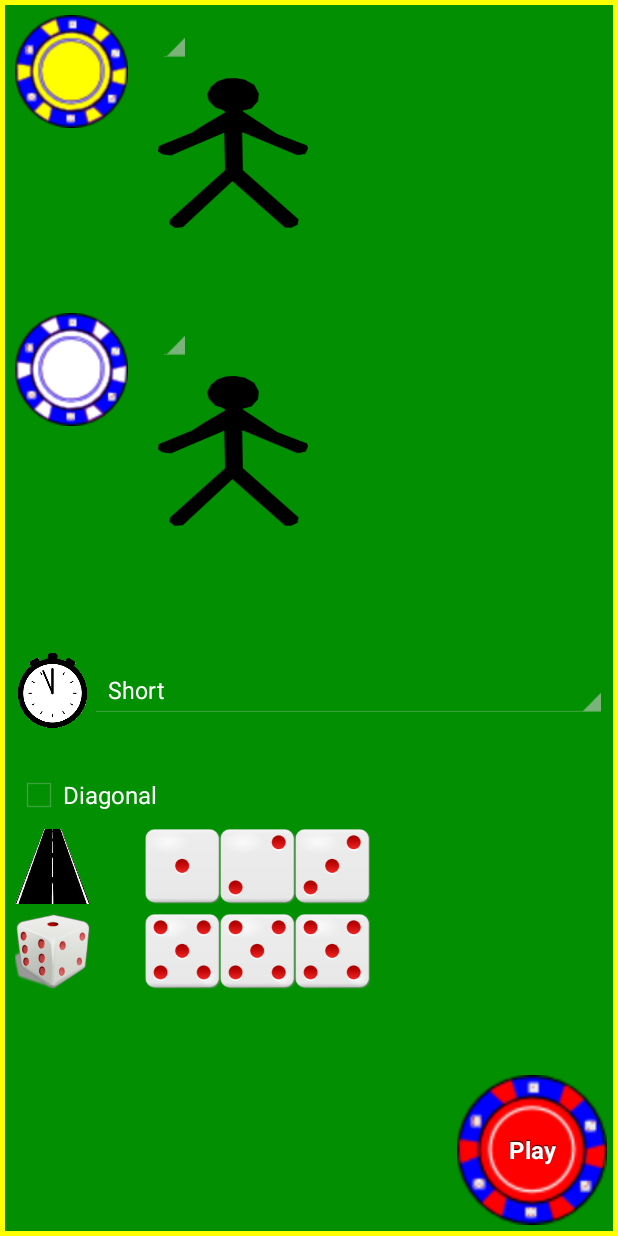
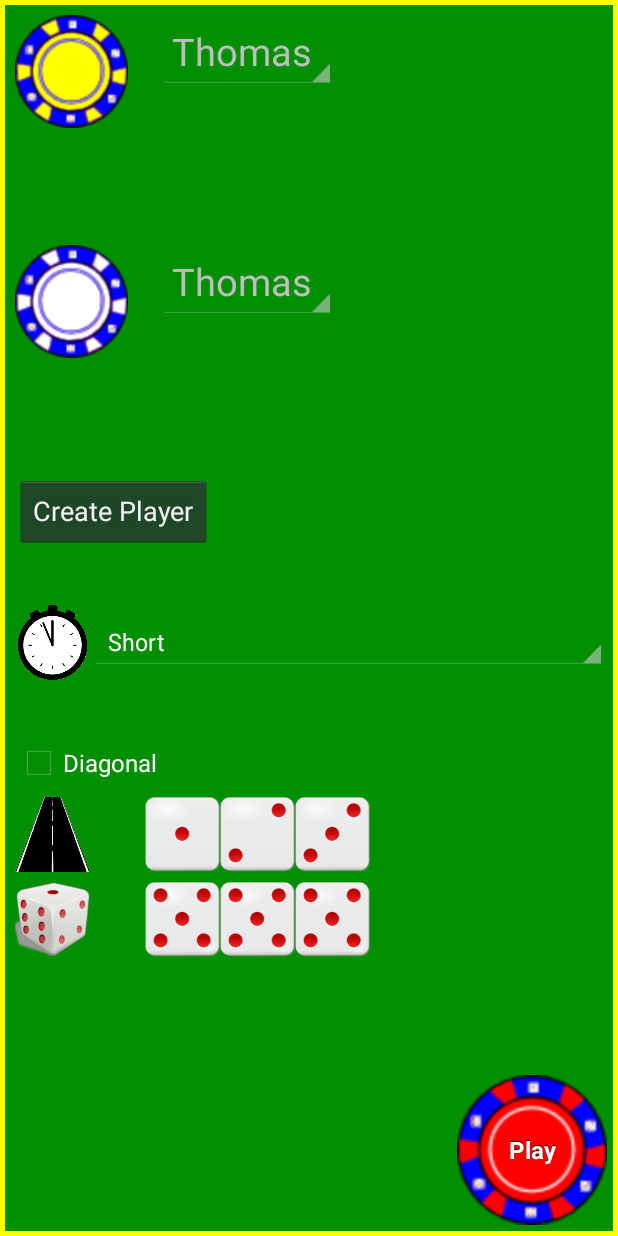
Before and after one commit to Runje/Dicy, an Android app: the screen it shows after launch (OptionActivity), after a tap on "Play", on a phone screen of 412 x 824 dp. Run offline under Robolectric (Android 15) with nearby library versions, the phone set to English and light mode, and no system bars.

Commit message:
Players can now be created

```diff
--- a/app/src/main/java/games/runje/dicy/OptionActivity.java
+++ b/app/src/main/java/games/runje/dicy/OptionActivity.java
@@ -1,7 +1,9 @@
 package games.runje.dicy;
 
 import android.app.Activity;
+import android.app.AlertDialog;
 import android.content.Context;
+import android.content.DialogInterface;
 import android.content.Intent;
 import android.content.SharedPreferences;
 import android.os.Bundle;
@@ -9,6 +11,7 @@ import android.view.View;
 import android.view.ViewGroup;
 import android.view.Window;
 import android.view.WindowManager;
+import android.widget.AdapterView;
 import android.widget.ArrayAdapter;
 import android.widget.CheckBox;
 import android.widget.EditText;
@@ -23,6 +26,7 @@ import java.util.ArrayList;
 import java.util.List;
 
 import games.runje.dicy.controller.CalcPointLimit;
+import games.runje.dicy.layouts.NamesArrayAdapter;
 import games.runje.dicy.layouts.StraightLayout;
 import games.runje.dicy.layouts.XOfAKindLayout;
 import games.runje.dicy.statistics.PlayerStatistic;
@@ -43,20 +47,14 @@ import games.runje.dicymodel.ai.Strategy;
  */
 public class OptionActivity extends Activity
 {
-    public static final String PlayingIntent = "Playing";
     public static final String Player1Intent = "Player1";
     public static final String Player2Intent = "Player2";
     public static final String LengthIntent = "Length";
     public static final String DiagonalIntent = "Diagonal";
     public static final String StraightIntent = "Straight";
     public static final String XOfAKindIntent = "XOfAKind";
-    public static final String Strategy1Intent = "Strategy1";
-    public static final String Strategy2Intent = "Strategy2";
     final static int MaxPlayers = 4;
     private static String PointLimitIntent = "PointLimit";
-    private EditText[] editPlayers = new EditText[MaxPlayers];
-    private CheckBox[] playingCb = new CheckBox[MaxPlayers];
-    private Spinner[] strategySpinner = new Spinner[MaxPlayers];
     private Spinner lengthSpinner;
     private Spinner player1Spinner;
     private Spinner player2Spinner;
@@ -65,6 +63,8 @@ public class OptionActivity extends Activity
     private StraightLayout straight;
     private XOfAKindLayout xOfAKind;
     private int size = 75;
+    private NamesArrayAdapter player1Adapter;
+    private NamesArrayAdapter player2Adapter;
 
     public static Rules getRulesFromBundle(Bundle bundle)
     {
@@ -133,28 +133,80 @@ public class OptionActivity extends Activity
         player1Spinner = (Spinner) findViewById(R.id.player1_name);
         StatisticManager manager = new SQLiteHandler(this);
         List<PlayerStatistic> players = manager.getAllPlayers();
-        List<String> l = new ArrayList<>();
-        for (PlayerStatistic player: players)
+        List<PlayerStatistic> players2 = new ArrayList<>();
+        for (int i = 0; i < players.size(); i++)
         {
-            l.add(player.getName());
+            PlayerStatistic playerStatistic = players.get(i);
+            players2.add(playerStatistic);
+
         }
+        player1Adapter = new NamesArrayAdapter(this, players, 1);
+        player2Adapter = new NamesArrayAdapter(this, players2, 0);
+        player1Spinner.setAdapter(player1Adapter);
+        player2Spinner = (Spinner) findViewById(R.id.player2_name);
+        player2Spinner.setAdapter(player2Adapter);
 
-        ArrayAdapter<String> adapter = new ArrayAdapter<String>(this, android.R.layout.simple_spinner_item, l);
-        adapter.setDropDownViewResource(android.R.layout.simple_spinner_dropdown_item);
-        player1Spinner.setAdapter(adapter);
+        player1Spinner.setOnItemSelectedListener(new AdapterView.OnItemSelectedListener()
+        {
+            @Override
+            public void onItemSelected(AdapterView<?> adapterView, View view, int i, long l)
+            {
+                player2Adapter.setSelectedOther(i);
+            }
 
-        player2Spinner = (Spinner) findViewById(R.id.player2_name);
-        List<String> l2 = new ArrayList<>();
-        for (PlayerStatistic player: players)
+            @Override
+            public void onNothingSelected(AdapterView<?> adapterView)
+            {
+
+            }
+        });
+
+
+        player2Spinner.setOnItemSelectedListener(new AdapterView.OnItemSelectedListener()
         {
-            l2.add(player.getName());
-        }
+            @Override
+            public void onItemSelected(AdapterView<?> adapterView, View view, int i, long l)
+            {
+                player1Adapter.setSelectedOther(i);
+            }
 
-        ArrayAdapter<String> adapter2 = new ArrayAdapter<String>(this, android.R.layout.simple_spinner_item, l);
-        adapter2.setDropDownViewResource(android.R.layout.simple_spinner_dropdown_item);
-        player2Spinner.setAdapter(adapter2);
+            @Override
+            public void onNothingSelected(AdapterView<?> adapterView)
+            {
+
+            }
+        });
     }
 
+    public void click_createPlayer(View v)
+    {
+        AlertDialog.Builder builder = new AlertDialog.Builder(this);
+        final View view = getLayoutInflater().inflate(R.layout.create_player_dialog, null);
+        builder.setView(view);
+// Add the buttons
+        builder.setPositiveButton("Create", new DialogInterface.OnClickListener() {
+            public void onClick(DialogInterface dialog, int id) {
+                // User clicked OK button
+                EditText editText = (EditText) view.findViewById(R.id.editText2);
+                String name = editText.getText().toString();
+                StatisticManager manager = new SQLiteHandler(OptionActivity.this);
+                PlayerStatistic player = manager.createPlayer(name, Strategy.Human);
+                player1Adapter.addPlayer(player);
+                player2Adapter.addPlayer(player);
+            }
+        });
+        builder.setNegativeButton("Cancel", new DialogInterface.OnClickListener()
+        {
+            public void onClick(DialogInterface dialog, int id)
+            {
+                // User cancelled the dialog
+            }
+        });
+        AlertDialog dialog = builder.create();
+        dialog.show();
+
+
+    }
     private View xOfAKind()
     {
         RelativeLayout l = new RelativeLayout(this);
@@ -233,19 +285,7 @@ public class OptionActivity extends Activity
 
     private void saveToBundle(Bundle intent)
     {
-        boolean[] playing = {true, true, false, false};
-
-
-        String[] players = {(String) player1Spinner.getSelectedItem(), (String) player2Spinner.getSelectedItem(), "", ""};
-
-        ToggleButton p1 = (ToggleButton) findViewById(R.id.player1_strategy);
-        String s1 = p1.isChecked() ? Strategy.Human : Strategy.Simple;
-        ToggleButton p2 = (ToggleButton) findViewById(R.id.player2_strategy);
-        String s2 = p2.isChecked() ? Strategy.Human : Strategy.Simple;
-        String[] strategies = {s1, s2, Strategy.Human, Strategy.Human};
-
-        intent.putBooleanArray(PlayingIntent, playing);
-        intent.putStringArray(Strategy1Intent, strategies);
+        String[] players = {((PlayerStatistic) player1Spinner.getSelectedItem()).getName(), ((PlayerStatistic) player2Spinner.getSelectedItem()).getName(), "", ""};
 
         intent.putStringArray(Player1Intent, players);
         intent.putString(LengthIntent, (String) lengthSpinner.getSelectedItem());
@@ -257,24 +297,14 @@ public class OptionActivity extends Activity
     private void saveToSharedPreferences()
     {
         Logger.logInfo(LogKey, "Save to shared preferences");
-        String[] players = {(String) player1Spinner.getSelectedItem(), (String) player2Spinner.getSelectedItem(), "", ""};
-
-        ToggleButton p1 = (ToggleButton) findViewById(R.id.player1_strategy);
-        String s1 = p1.isChecked() ? Strategy.Human : Strategy.Simple;
-        ToggleButton p2 = (ToggleButton) findViewById(R.id.player2_strategy);
-        String s2 = p2.isChecked() ? Strategy.Human : Strategy.Simple;
-        String[] strategies = {s1, s2, Strategy.Human, Strategy.Human};
+        String[] players = {((PlayerStatistic) player1Spinner.getSelectedItem()).getName(), ((PlayerStatistic) player2Spinner.getSelectedItem()).getName(), "", ""};
 
         SharedPreferences sharedPref = getSharedPreferences(getString(R.string.preference_file_key), Context.MODE_PRIVATE);
         SharedPreferences.Editor edit = sharedPref.edit();
 
-        edit.putString(Strategy1Intent, strategies[0]);
-        edit.putString(Strategy2Intent, strategies[1]);
-
         edit.putString(Player1Intent, players[0]);
         edit.putString(Player2Intent, players[1]);
         edit.putString(LengthIntent, (String) lengthSpinner.getSelectedItem());
-        Logger.logInfo(LogKey, (String) s1 + ", " + s2);
         edit.putBoolean(DiagonalIntent, diagonal.isChecked());
         edit.putInt(StraightIntent, straight.getLength());
         edit.putInt(XOfAKindIntent, xOfAKind.getLength());
@@ -289,27 +319,14 @@ public class OptionActivity extends Activity
 
         SharedPreferences sharedPreferences = getSharedPreferences(getString(R.string.preference_file_key), MODE_PRIVATE);
 
+        int p1 = getIndex(player1Spinner, sharedPreferences.getString(Player1Intent, "Player 1"));
+        int p2 = getIndex(player2Spinner, sharedPreferences.getString(Player2Intent, "Player 2"));
+        player1Spinner.setSelection(p1);
+        player2Spinner.setSelection(p2);
 
-        ToggleButton p1 = (ToggleButton) findViewById(R.id.player1_strategy);
-        ToggleButton p2 = (ToggleButton) findViewById(R.id.player2_strategy);
+        //player1Adapter.setSelectedOther(p2);
+        //player2Adapter.setSelectedOther(p1);
 
-        String[] strategies = new String[] { sharedPreferences.getString(Strategy1Intent, Strategy.Human),
-                sharedPreferences.getString(Strategy2Intent, Strategy.Human)};
-
-        Logger.logInfo(LogKey, (String) strategies[0] + ", " + strategies[1]);
-
-        boolean p1Checked = strategies[0].equals(Strategy.Human);
-        boolean p2Checked = strategies[1].equals(Strategy.Human);
-
-        p1.setChecked(p1Checked);
-        p2.setChecked(p2Checked);
-        p1.invalidate();
-        p2.invalidate();
-
-        //player1.setText(sharedPreferences.getString(Player1Intent, "Player 1"));
-        // TODO:
-        player1Spinner.setSelection(getIndex(player1Spinner, sharedPreferences.getString(Player1Intent, "Player 1")));
-        player2Spinner.setSelection(getIndex(player1Spinner, sharedPreferences.getString(Player2Intent, "Player 2")));
 
 
         String selectedItem = sharedPreferences.getString(LengthIntent, "Short");
@@ -339,7 +356,7 @@ public class OptionActivity extends Activity
         int index = 0;
 
         for (int i=0;i<spinner.getCount();i++){
-            if (spinner.getItemAtPosition(i).toString().equalsIgnoreCase(myString)){
+            if (((PlayerStatistic) spinner.getItemAtPosition(i)).getName().equals(myString)){
                 index = i;
                 break;
             }
@@ -383,40 +400,6 @@ public class OptionActivity extends Activity
 
     }
 
-    View createPlayerEdit(int number)
-    {
-        RelativeLayout l = new RelativeLayout(this);
-        EditText e = new EditText(this);
-        e.setText("Player " + (number + 1));
-        e.setId(Utilities.generateViewId());
-        l.addView(e);
-
-        editPlayers[number] = e;
-        CheckBox playing = new CheckBox(this);
-        playing.setId(Utilities.generateViewId());
-
-        RelativeLayout.LayoutParams p = ViewUtilities.createRelativeLayoutParams();
-        p.addRule(RelativeLayout.RIGHT_OF, e.getId());
-
-        l.addView(playing, p);
-        playingCb[number] = playing;
-
-        Spinner s = new Spinner(this);
-        s.setId(Utilities.generateViewId());
-        List<String> list = new ArrayList<>();
-        list.add(Strategy.Human);
-        list.add(Strategy.Simple);
-
-        ArrayAdapter<String> adapter = new ArrayAdapter<String>(this, android.R.layout.simple_spinner_item, list);
-        adapter.setDropDownViewResource(android.R.layout.simple_spinner_dropdown_item);
-        s.setAdapter(adapter);
-        strategySpinner[number] = s;
-
-        RelativeLayout.LayoutParams pS = ViewUtilities.createRelativeLayoutParams();
-        pS.addRule(RelativeLayout.RIGHT_OF, playing.getId());
-        l.addView(s, pS);
-        return l;
-    }
 
     @Override
     protected void onStart()
@@ -460,7 +443,6 @@ public class OptionActivity extends Activity
     @Override
     public void onBackPressed()
     {
-
         startActivity(new Intent(this, StartActivity.class));
     }
 
@@ -469,8 +451,6 @@ public class OptionActivity extends Activity
     {
 
         super.onRestoreInstanceState(savedInstanceState);
-
-
         Logger.logInfo(LogKey, "On Restore");
     }
 }
--- /dev/null
+++ b/app/src/main/java/games/runje/dicy/layouts/NamesArrayAdapter.java
@@ -0,0 +1,118 @@
+package games.runje.dicy.layouts;
+
+import android.app.Activity;
+import android.content.Context;
+import android.view.LayoutInflater;
+import android.view.View;
+import android.view.ViewGroup;
+import android.widget.ArrayAdapter;
+import android.widget.ImageView;
+import android.widget.TextView;
+
+import java.util.ArrayList;
+import java.util.List;
+
+import games.runje.dicy.OptionActivity;
+import games.runje.dicy.R;
+import games.runje.dicy.statistics.PlayerStatistic;
+import games.runje.dicymodel.Logger;
+import games.runje.dicymodel.ai.Strategy;
+
+/**
+ * Created by Thomas on 18.06.2015.
+ */
+public class NamesArrayAdapter extends ArrayAdapter<PlayerStatistic>
+{
+    private final List<PlayerStatistic> players;
+    private int selectedOther;
+
+    public NamesArrayAdapter(OptionActivity context, List<PlayerStatistic> players, int selectedOther)
+    {
+        super(context, R.layout.player_spinner_item, players);
+        this.players = new ArrayList<>();
+        for (PlayerStatistic p:players)
+        {
+            this.players.add(p);
+        }
+
+        this.selectedOther = selectedOther;
+    }
+
+    public int getSelectedOther()
+    {
+        return selectedOther;
+    }
+
+    public void setSelectedOther(int other)
+    {
+        Logger.logInfo("Names", "Set selcted other " + other);
+        /*PlayerStatistic playerStatistic = players.get(selectedOther);
+        boolean found = false;
+        for (int i = 0; i < getCount(); i++)
+        {
+            if (getItem(i).getName().equals(playerStatistic.getName()))
+            {
+                found = true;
+                break;
+            }
+        }
+
+        if (!found)
+        {
+            insert(playerStatistic, selectedOther);
+        }
+*/
+        selectedOther = other;
+        //remove(players.get(other));
+    }
+
+    @Override
+    public View getDropDownView(int position, View cnvtView, ViewGroup prnt) {
+        return getCustomView(position, cnvtView, prnt);
+    }
+    @Override
+    public View getView(int pos, View cnvtView, ViewGroup prnt) {
+        return getCustomView(pos, cnvtView, prnt);
+    }
+
+    @Override
+    public boolean isEnabled(int position)
+    {
+        return position != selectedOther;
+    }
+
+    @Override
+    public boolean areAllItemsEnabled()
+    {
+        return false;
+    }
+
+    public View getCustomView(int position, View convertView,
+                              ViewGroup parent) {
+        LayoutInflater inflater = ((Activity) getContext()).getLayoutInflater();
+        View mySpinner = inflater.inflate(R.layout.player_spinner_item, parent,
+                false);
+        TextView main_text = (TextView) mySpinner
+                .findViewById(R.id.textView);
+        main_text.setText(players.get(position).getName());
+
+
+        if (players.get(position).getStrategy().equals(Strategy.Human))
+        {
+            ImageView left_icon = (ImageView) mySpinner
+                    .findViewById(R.id.imageView);
+
+            left_icon.setVisibility(View.GONE);
+        }
+
+
+        return mySpinner;
+    }
+
+    public void addPlayer(PlayerStatistic player)
+    {
+        players.add(player);
+        add(player);
+        notifyDataSetChanged();
+    }
+}
--- a/app/src/main/java/games/runje/dicy/layouts/PlayerLayout.java
+++ b/app/src/main/java/games/runje/dicy/layouts/PlayerLayout.java
@@ -140,6 +140,7 @@ public class PlayerLayout extends RelativeLayout
         String pointString = "<font color=" + pointColor + ">" + Integer.toString(player.getPoints()) + "</font>";
 
         String playPoints = "";
+        progress.setFuturePoints(0);
         if (isPlaying)
         {
             startTurnAnimation();
--- a/app/src/main/java/games/runje/dicy/statistics/PlayerStatistic.java
+++ b/app/src/main/java/games/runje/dicy/statistics/PlayerStatistic.java
@@ -1,10 +1,18 @@
 package games.runje.dicy.statistics;
+
+import games.runje.dicymodel.ai.Strategy;
 
 /**
  * Created by Thomas on 15.06.2015.
  */
 public class PlayerStatistic
 {
+    public String getStrategy()
+    {
+        return strategy;
+    }
+
+    private final String strategy;
     private long games;
 
     private long wins;
@@ -34,11 +42,11 @@ public class PlayerStatistic
         this.id = id;
     }
 
-    public PlayerStatistic(long id, String name, long games, long wins)
+    public PlayerStatistic(long id, String name, long games, long wins, String strategy)
     {
         this.name = name;
         this.id = id;
-
+        this.strategy = strategy;
         this.games = games;
         this.wins = wins;
     }
@@ -68,7 +76,8 @@ public class PlayerStatistic
     public String toString()
     {
         return "PlayerStatistic{" +
-                "games=" + games +
+                "strategy='" + strategy + '\'' +
+                ", games=" + games +
                 ", wins=" + wins +
                 ", name='" + name + '\'' +
                 ", id=" + id +
--- a/app/src/main/java/games/runje/dicy/statistics/SQLiteHandler.java
+++ b/app/src/main/java/games/runje/dicy/statistics/SQLiteHandler.java
@@ -10,7 +10,6 @@ import android.util.Log;
 import java.util.ArrayList;
 
 import games.runje.dicymodel.Logger;
-import games.runje.dicymodel.data.Player;
 
 /**
  * Created by Thomas on 15.06.2015.
@@ -18,7 +17,7 @@ import games.runje.dicymodel.data.Player;
 public class SQLiteHandler extends SQLiteOpenHelper implements StatisticManager
 {
     // Database Version
-    private static final int DATABASE_VERSION = 1;
+    private static final int DATABASE_VERSION = 2;
 
     // Database Name
     private static final String DATABASE_NAME = "dicy.db";
@@ -31,15 +30,18 @@ public class SQLiteHandler extends SQLiteOpenHelper implements StatisticManager
     private static final String KEY_GAMES = "games";
     private static final String KEY_WINS = "wins";
     private static final String KEY_ID = "id";
+    private static final String KEY_STRATEGY = "strategy";
     private static final String CREATE_PLAYERS_TABLE = "CREATE TABLE " + TABLE_PLAYERS + "("
             + KEY_ID + " LONG,"
             + KEY_NAME + " TEXT,"
-            + KEY_GAMES + " LONG," + KEY_WINS + " LONG"+
-            ");";
+            + KEY_GAMES + " LONG,"
+            + KEY_WINS + " LONG,"
+            + KEY_STRATEGY + " TEXT"
+            + ");";
     private String LogKey = "DB";
 
     private static final String[] Player = new String[] {
-            KEY_ID, KEY_NAME, KEY_GAMES, KEY_WINS};
+            KEY_ID, KEY_NAME, KEY_GAMES, KEY_WINS, KEY_STRATEGY};
 
     public SQLiteHandler(Context context) {
         this(context, DATABASE_NAME, null, DATABASE_VERSION);
@@ -51,21 +53,22 @@ public class SQLiteHandler extends SQLiteOpenHelper implements StatisticManager
     }
 
 
+
     @Override
-    public void createPlayer(PlayerStatistic player)
+    public PlayerStatistic createPlayer(String name, String strategy)
     {
         SQLiteDatabase db = this.getWritableDatabase();
-        String query = "select count(*) from " + TABLE_PLAYERS + " where " + KEY_ID + " = " + player.getId();
-        Cursor c = db.rawQuery(query, null);
+        PlayerStatistic player = new PlayerStatistic(getNextId(), name, 0,0, strategy);
+        String query = "select count(*) from " + TABLE_PLAYERS + " where " + KEY_NAME + " = ?";
+        Cursor c = db.rawQuery(query, new String[] { name });
         if (c.moveToFirst())
         {
             if (c.getInt(0) != 0)
             {
                 Log.d("DBHandler", player.getName() + " is already in DB: " + c.getInt(0));
                 c.close();
-                return;
+                return getPlayer(name);
             }
-
         }
 
         c.close();
@@ -74,6 +77,24 @@ public class SQLiteHandler extends SQLiteOpenHelper implements StatisticManager
         // Inserting Row
         db.insert(TABLE_PLAYERS, null, values);
         db.close(); // Closing database connection
+
+        return player;
+    }
+
+    private long getNextId()
+    {
+        SQLiteDatabase db = this.getReadableDatabase();
+        String query = "SELECT MAX(" + KEY_ID + ") from " + TABLE_PLAYERS;
+        Cursor c = db.rawQuery(query, null);
+        long id = -1;
+        if (c.moveToFirst())
+        {
+           id = c.getLong(0) + 1;
+        }
+
+        c.close();
+
+        return id;
     }
 
     @Override
@@ -110,6 +131,7 @@ public class SQLiteHandler extends SQLiteOpenHelper implements StatisticManager
         values.put(KEY_NAME, player.getName());
         values.put(KEY_GAMES, player.getGames());
         values.put(KEY_WINS, player.getWins());
+        values.put(KEY_STRATEGY, player.getStrategy());
         return values;
     }
 
@@ -155,6 +177,8 @@ public class SQLiteHandler extends SQLiteOpenHelper implements StatisticManager
     public void onUpgrade(SQLiteDatabase sqLiteDatabase, int oldVersion, int newVersion)
     {
         Logger.logInfo(LogKey, "On Upgrade from " + oldVersion + " to " + newVersion);
+        sqLiteDatabase.execSQL("DROP TABLE IF EXISTS " + TABLE_PLAYERS);
+        onCreate(sqLiteDatabase);
     }
 
     public ArrayList<PlayerStatistic> getAllPlayers()
@@ -180,6 +204,6 @@ public class SQLiteHandler extends SQLiteOpenHelper implements StatisticManager
 
     private PlayerStatistic createPlayerFromCursor(Cursor cursor)
     {
-        return new PlayerStatistic(cursor.getLong(0), cursor.getString(1), cursor.getLong(2), cursor.getLong(3));
+        return new PlayerStatistic(cursor.getLong(0), cursor.getString(1), cursor.getLong(2), cursor.getLong(3), cursor.getString(4));
     }
 }
--- a/app/src/main/java/games/runje/dicy/statistics/StatisticManager.java
+++ b/app/src/main/java/games/runje/dicy/statistics/StatisticManager.java
@@ -1,14 +1,14 @@
 package games.runje.dicy.statistics;
 
 import java.util.ArrayList;
+
+import games.runje.dicymodel.ai.Strategy;
 
 /**
  * Created by Thomas on 15.06.2015.
  */
 public interface StatisticManager
 {
-    void createPlayer(PlayerStatistic player);
-
     void update(GameStatistic game);
 
     ArrayList<PlayerStatistic> getAllPlayers();
@@ -17,4 +17,6 @@ public interface StatisticManager
 
 
     PlayerStatistic getPlayer(String name);
+
+    PlayerStatistic createPlayer(String name, String strategy);
 }
--- a/app/src/main/res/layout/activity_option.xml
+++ b/app/src/main/res/layout/activity_option.xml
@@ -48,17 +48,6 @@
                     android:text="Player1"
                     />
 
-                <ToggleButton
-                    android:id="@+id/player1_strategy"
-                    android:layout_width="100dp"
-                    android:layout_height="100dp"
-                    android:layout_marginTop="10dp"
-                    android:background="@drawable/toggle_human_pc"
-                    android:checked="true"
-                    android:text="New ToggleButton"
-                    android:textOff=""
-                    android:textOn=""/>
-
             </LinearLayout>
         </LinearLayout>
 
@@ -88,20 +77,16 @@
                     android:ems="10"
                     android:text="Player2"/>
 
-                <ToggleButton
-                    android:id="@+id/player2_strategy"
-                    android:layout_width="100dp"
-                    android:layout_height="100dp"
-                    android:layout_marginTop="10dp"
-                    android:background="@drawable/toggle_human_pc"
-                    android:checked="true"
-                    android:text="New ToggleButton"
-                    android:textOff=""
-                    android:textOn=""/>
-
             </LinearLayout>
 
         </LinearLayout>
+
+        <Button
+            android:layout_width="wrap_content"
+            android:layout_height="wrap_content"
+            android:text="Create Player"
+            android:id="@+id/button_add"
+            android:onClick="click_createPlayer"/>
 
         <LinearLayout
             android:layout_width="fill_parent"
@@ -149,6 +134,7 @@
             android:layout_gravity="bottom|right"
             android:onClick="clickPlay"
             android:text="Play"/>
+
     </LinearLayout>
 
 </FrameLayout>
--- /dev/null
+++ b/app/src/main/res/layout/player_spinner_item.xml
@@ -0,0 +1,27 @@
+<?xml version="1.0" encoding="utf-8"?>
+<LinearLayout xmlns:android="http://schemas.android.com/apk/res/android"
+              android:orientation="horizontal"
+              android:layout_width="match_parent"
+              android:layout_height="match_parent">
+
+    <TextView
+        android:layout_width="wrap_content"
+        android:layout_height="wrap_content"
+        android:text="New Text"
+        android:id="@+id/textView"
+        android:textSize="25sp"
+        android:layout_marginLeft="5dp"/>
+
+    <TextView
+        android:layout_width="0dp"
+        android:layout_height="wrap_content"
+        android:id="@+id/textView3"
+        android:layout_weight="1"/>
+
+    <ImageView
+        android:layout_width="30dp"
+        android:layout_height="30dp"
+        android:id="@+id/imageView"
+        android:src="@drawable/pc"
+        android:layout_marginRight="5dp"/>
+</LinearLayout>
```
Also changed, not shown: app/src/main/java/games/runje/dicy/LocalGameActivity.java (+12 -20 lines), app/src/main/java/games/runje/dicy/StartActivity.java (+5 -3 lines), app/src/main/res/layout/create_player_dialog.xml (added, +14 -0 lines).
